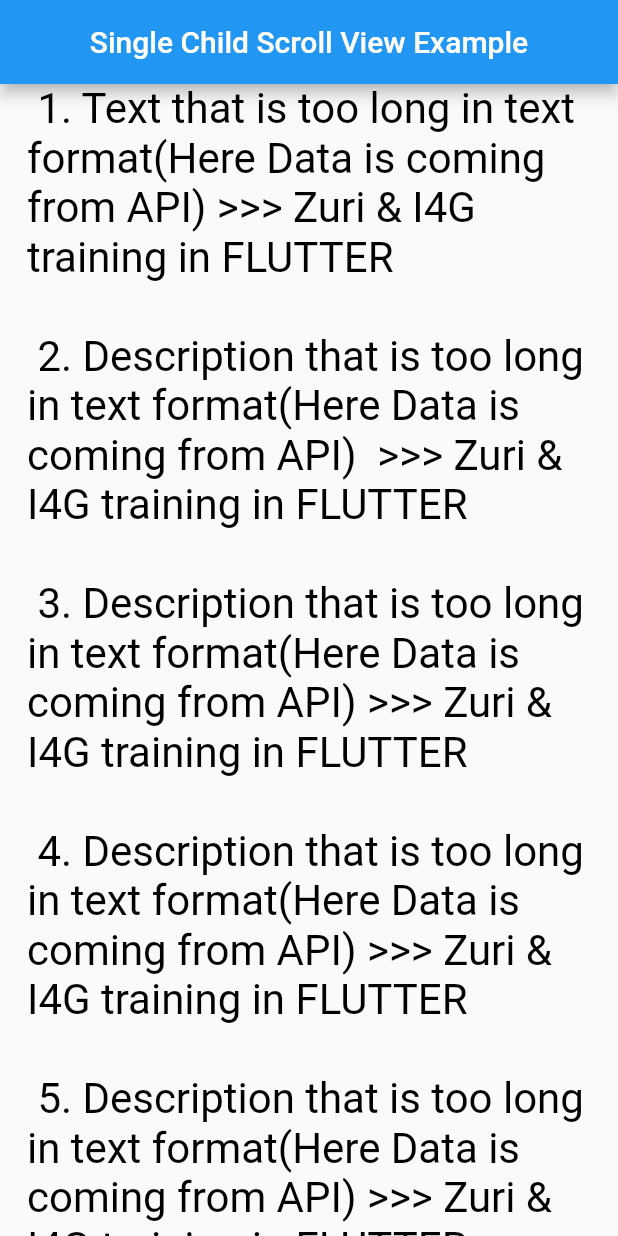
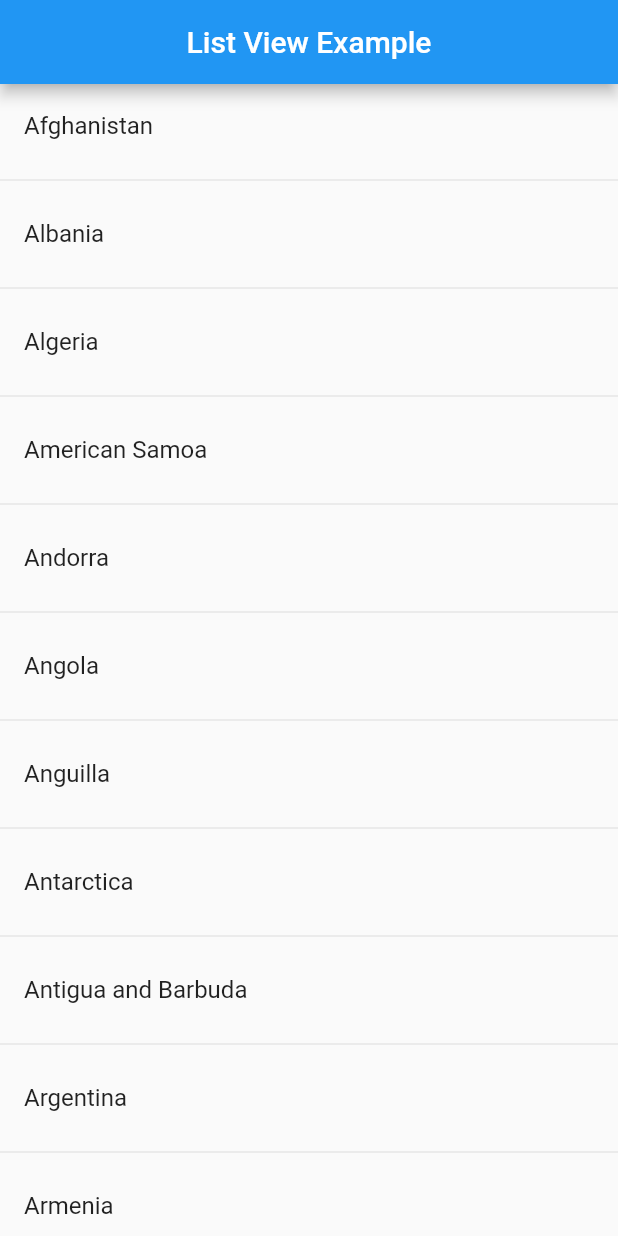
Before and after one commit to isaacadariku/flutter_scrolling_widgets, a Flutter app: the screen it shows after launch, on a phone screen of 412 x 824 dp. Run offline on Flutter 3.47's test engine with Material 2 defaults, Android fonts, the phone set to English and light mode, and no system bars.

Commit message:
Added ListView Eample

```diff
--- a/lib/main.dart
+++ b/lib/main.dart
@@ -10,110 +10,95 @@
     return MaterialApp(
       title: 'Scrolling Widgets',
       debugShowCheckedModeBanner: false,
-      home: SingleChildScrollViewExample(),
+      home: ListViewExample(),
     );
   }
 }
 
-class SingleChildScrollViewExample extends StatelessWidget {
-  const SingleChildScrollViewExample({Key key});
+class ListViewExample extends StatelessWidget {
+  final countryList = [
+    "Afghanistan",
+    "Albania",
+    "Algeria",
+    "American Samoa",
+    "Andorra",
+    "Angola",
+    "Anguilla",
+    "Antarctica",
+    "Antigua and Barbuda",
+    "Argentina",
+    "Armenia",
+    "Aruba",
+    "Australia",
+    "Austria",
+    "Azerbaijan",
+    "Bahamas (the)",
+    "Bahrain",
+    "Bangladesh",
+    "Barbados",
+    "Belarus",
+    "Belgium",
+    "Belize",
+    "Benin",
+    "Bermuda",
+    "Bhutan",
+    "Bolivia (Plurinational State of)",
+    "Bonaire, Sint Eustatius and Saba",
+    "Bosnia and Herzegovina",
+    "Botswana",
+    "Bouvet Island",
+    "Brazil",
+  ];
+
   @override
   Widget build(BuildContext context) {
-    return SafeArea(
-      child: Scaffold(
+    return Scaffold(
         appBar: AppBar(
-          title: Text(
-            'Single Child Scroll View Example',
-            style: TextStyle(fontSize: 20),
-          ),
+          title: Text('List View Example'),
           centerTitle: true,
         ),
-        body: SingleChildScrollView(
-            padding: EdgeInsets.symmetric(horizontal: 18),
-            child: buildTextWidgetExample()),
+        body: buildListViewSeperatedExample());
+  }
+
+  Widget buildListViewCustomExample() {
+    return ListView.custom(
+      childrenDelegate: SliverChildBuilderDelegate(
+        (BuildContext context, int index) {
+          return ListTile(title: Text(countryList[index]));
+        },
+        childCount: countryList.length,
       ),
     );
   }
 
-  Widget buildTextWidgetExample() {
-    return Text(
-      " 1. Text that is too long in text format(Here Data is coming from API) >>> Zuri & I4G training in FLUTTER " +
-          "\n \n 2. Description that is too long in text format(Here Data is coming from API)  >>> Zuri & I4G training in FLUTTER " +
-          "\n \n 3. Description that is too long in text format(Here Data is coming from API) >>> Zuri & I4G training in FLUTTER " +
-          "\n \n 4. Description that is too long in text format(Here Data is coming from API) >>> Zuri & I4G training in FLUTTER " +
-          "\n \n 5. Description that is too long in text format(Here Data is coming from API) >>> Zuri & I4G training in FLUTTER " +
-          "\n \n 6. Description that is too long in text format(Here Data is coming from API) >>>  Zuri & I4G training in FLUTTER" +
-          "\n \n 7. Description that is too long in text format(Here Data is coming from API) >>>  Zuri & I4G training in FLUTTER " +
-          "\n \n 8. Description that is too long in text format(Here Data is coming from API) >>> Zuri & I4G training in FLUTTER " +
-          "\n \n 9. Description that is too long in text format(Here Data is coming from API) >>>  Zuri & I4G training in FLUTTER " +
-          "\n \n 10. Description that is too long in text format(Here Data is coming from API) >>> Zuri & I4G training in FLUTTER ",
-      style: TextStyle(
-        fontSize: 28.0,
-        color: Colors.black,
-      ),
+  Widget buildListViewSeperatedExample() {
+    return ListView.separated(
+      itemCount: countryList.length,
+      itemBuilder: (context, index) {
+        return ListTile(title: Text(countryList[index]));
+      },
+      separatorBuilder: (context, index) {
+        return Divider();
+      },
     );
   }
 
-  Widget buildRowWidgetExample() {
-    return Row(
-      mainAxisSize: MainAxisSize.min,
-      mainAxisAlignment: MainAxisAlignment.spaceAround,
-      children: [
-        Container(
-          color: Colors.yellowAccent,
-          width: 150,
-          alignment: Alignment.center,
-          child: const Text(
-            'Fixed Width Content',
-            style: TextStyle(fontSize: 24),
-          ),
-        ),
-        Container(
-          color: Colors.green,
-          width: 100,
-          height: 500,
-          alignment: Alignment.center,
-          child: const Text(
-            'Fixed Width Content',
-            style: TextStyle(fontSize: 24),
-          ),
-        ),
-        Container(
-          color: Colors.redAccent,
-          width: 150,
-          alignment: Alignment.center,
-          child: const Text(
-            'Fixed Width Content',
-            style: TextStyle(fontSize: 24),
-          ),
-        ),
-      ],
-    );
+  Widget buildListViewBuilderExample() {
+    return ListView.builder(
+        itemCount: countryList.length,
+        itemBuilder: (context, index) {
+          return ListTile(title: Text(countryList[index]));
+        });
   }
 
-  Widget buildColumnWidgetExample() {
-    return Column(
-      mainAxisSize: MainAxisSize.min,
-      mainAxisAlignment: MainAxisAlignment.spaceAround,
-      children: [
-        Container(
-          color: Colors.yellowAccent,
-          height: 400,
-          alignment: Alignment.center,
-          child: const Text(
-            'Fixed Height Content',
-            style: TextStyle(fontSize: 24),
-          ),
-        ),
-        Container(
-          color: Colors.green,
-          height: 400,
-          alignment: Alignment.center,
-          child: const Text(
-            'Fixed Height Content',
-            style: TextStyle(fontSize: 24),
-          ),
-        ),
+  Widget buildListViewExample() {
+    return ListView(
+      children: <Widget>[
+        Text('AppBar', style: TextStyle(fontSize: 90)),
+        Text('Scaffold', style: TextStyle(fontSize: 88)),
+        Text('Text', style: TextStyle(fontSize: 140)),
+        Text('Container', style: TextStyle(fontSize: 70)),
+        Text('SafeArea', style: TextStyle(fontSize: 85)),
       ],
     );
   }
```
